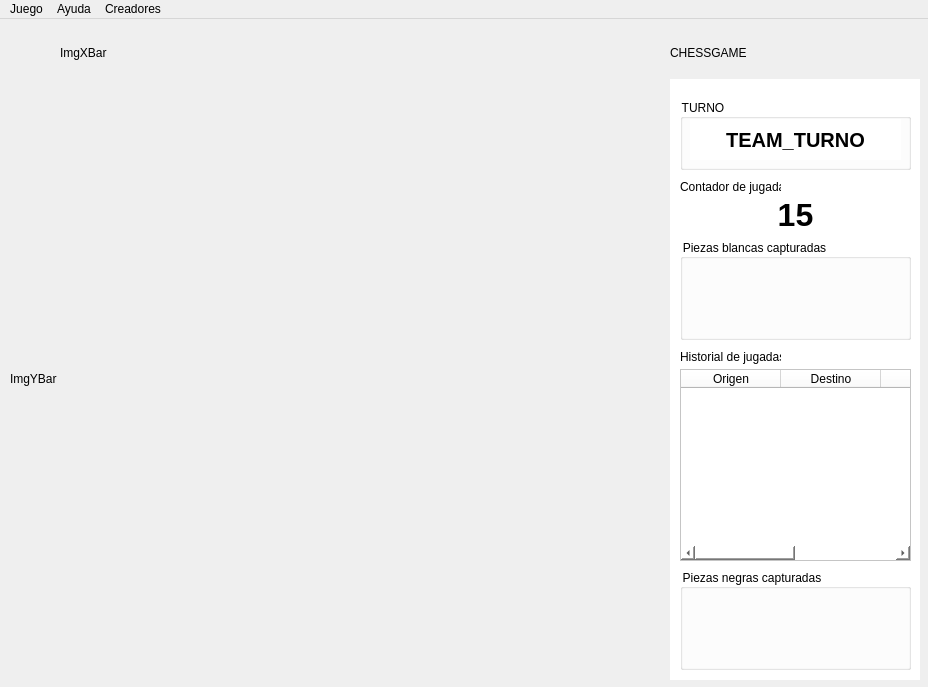
Old version of the form mainwindow.ui in the repository Bguillenn/ChessGame.
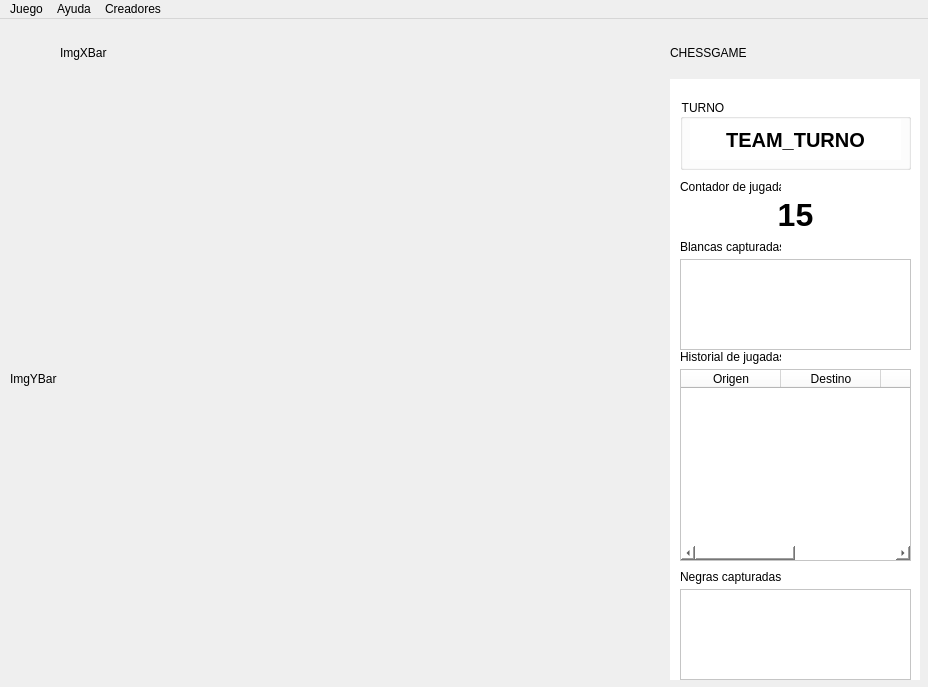
New version of the form. Custom widgets are drawn as their Qt base class.

Commit message: Terminando el GameData

Patch:
```diff
--- a/mainwindow.ui
+++ b/mainwindow.ui
@@ -132,19 +132,6 @@
       <set>Qt::AlignCenter</set>
      </property>
     </widget>
-    <widget class="QGroupBox" name="lstBlancasCapturadas">
-     <property name="geometry">
-      <rect>
-       <x>10</x>
-       <y>160</y>
-       <width>231</width>
-       <height>101</height>
-      </rect>
-     </property>
-     <property name="title">
-      <string>Piezas blancas capturadas</string>
-     </property>
-    </widget>
     <widget class="QTableWidget" name="tblHistorial">
      <property name="geometry">
       <rect>
@@ -188,17 +175,50 @@
       <string>Historial de jugadas</string>
      </property>
     </widget>
-    <widget class="QGroupBox" name="lstNegrasCapturadas">
+    <widget class="QListWidget" name="blancasCap">
+     <property name="geometry">
+      <rect>
+       <x>10</x>
+       <y>180</y>
+       <width>231</width>
+       <height>91</height>
+      </rect>
+     </property>
+    </widget>
+    <widget class="QLabel" name="label_5">
+     <property name="geometry">
+      <rect>
+       <x>10</x>
+       <y>160</y>
+       <width>101</width>
+       <height>16</height>
+      </rect>
+     </property>
+     <property name="text">
+      <string>Blancas capturadas</string>
+     </property>
+    </widget>
+    <widget class="QListWidget" name="negrasCap">
+     <property name="geometry">
+      <rect>
+       <x>10</x>
+       <y>510</y>
+       <width>231</width>
+       <height>91</height>
+      </rect>
+     </property>
+    </widget>
+    <widget class="QLabel" name="label_6">
      <property name="geometry">
       <rect>
        <x>10</x>
        <y>490</y>
-       <width>231</width>
-       <height>101</height>
+       <width>101</width>
+       <height>16</height>
       </rect>
      </property>
-     <property name="title">
-      <string>Piezas negras capturadas</string>
+     <property name="text">
+      <string>Negras capturadas</string>
      </property>
     </widget>
    </widget>
```
Left out of the diff: 3 changed lines with no effect on the pictures. The commit also changes 2 other files.
